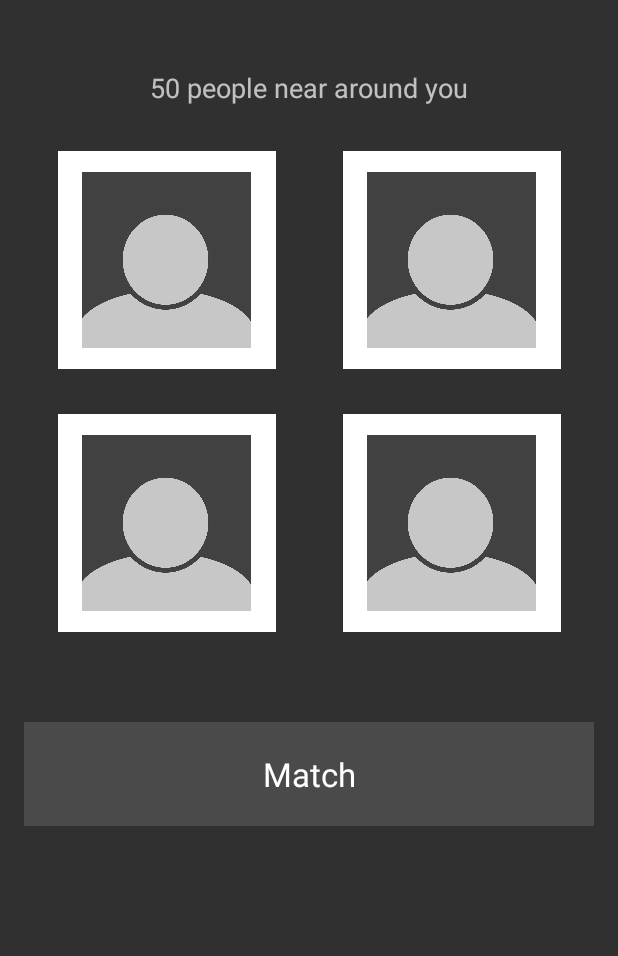
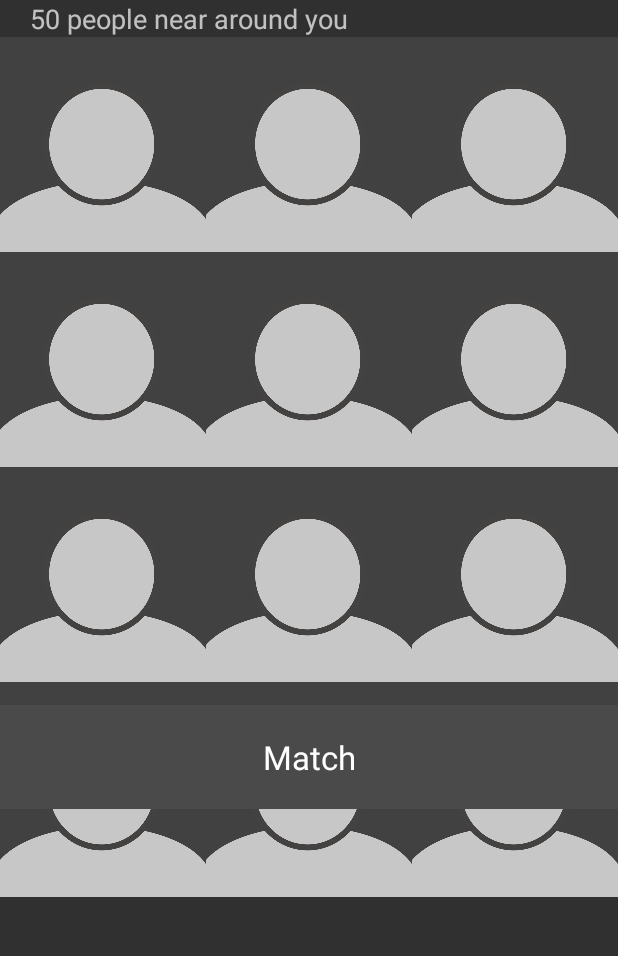
Before and after one commit to jonatn/mate, an Android app: the MatchActivity screen opened directly, with no data from a screen before it, on a phone screen of 412 x 824 dp, the part 84-1040 px from its top. Run offline under Robolectric (Android 15) with nearby library versions, the phone set to English and light mode, and no system bars.

Commit message:
//ui updates

```diff
--- a/app/src/main/java/com/android/erdem/mate/MatchActivity.java
+++ b/app/src/main/java/com/android/erdem/mate/MatchActivity.java
@@ -12,7 +12,7 @@ import android.widget.TextView;
 public class MatchActivity extends AppCompatActivity {
 
     private TextView peopleamount, match;
-    private ImageView image1, image2, image3, image4;
+    private ImageView image1, image2, image3, image4, image5, image6, image7, image8, image9, image10, image11, image12;
 
     @Override
     protected void onCreate(Bundle savedInstanceState) {
@@ -26,11 +26,19 @@ public class MatchActivity extends AppCompatActivity {
         actionBar.setIcon(R.drawable.mate_logo_white);
 
         peopleamount = (TextView)findViewById(R.id.matchactivity_people_amount_text);
-        match = (TextView)findViewById(R.id.matchactivity_match);
-        image1 = (ImageView)findViewById(R.id.matchactivity_profile_image1);
-        image2 = (ImageView)findViewById(R.id.matchactivity_profile_image2);
-        image3 = (ImageView)findViewById(R.id.matchactivity_profile_image3);
-        image4 = (ImageView)findViewById(R.id.matchactivity_profile_image4);
+        match = (TextView)findViewById(R.id.matchactivity_match_text);
+        image1 = (ImageView)findViewById(R.id.matchactivity_avatar_image1);
+        image2 = (ImageView)findViewById(R.id.matchactivity_avatar_image2);
+        image3 = (ImageView)findViewById(R.id.matchactivity_avatar_image3);
+        image4 = (ImageView)findViewById(R.id.matchactivity_avatar_image4);
+        image5 = (ImageView)findViewById(R.id.matchactivity_avatar_image5);
+        image6 = (ImageView)findViewById(R.id.matchactivity_avatar_image6);
+        image7 = (ImageView)findViewById(R.id.matchactivity_avatar_image7);
+        image8 = (ImageView)findViewById(R.id.matchactivity_avatar_image8);
+        image9 = (ImageView)findViewById(R.id.matchactivity_avatar_image9);
+        image10 = (ImageView)findViewById(R.id.matchactivity_avatar_image10);
+        image11 = (ImageView)findViewById(R.id.matchactivity_avatar_image11);
+        image12 = (ImageView)findViewById(R.id.matchactivity_avatar_image12);
 
         //need to add images from server also instead of empty images to here
 
--- a/app/src/main/res/layout/activity_cardgame.xml
+++ b/app/src/main/res/layout/activity_cardgame.xml
@@ -4,8 +4,6 @@
     android:layout_width="match_parent"
     android:layout_height="match_parent"
     android:paddingBottom="@dimen/activity_vertical_margin"
-    android:paddingLeft="@dimen/activity_horizontal_margin"
-    android:paddingRight="@dimen/activity_horizontal_margin"
     android:paddingTop="@dimen/activity_vertical_margin"
     tools:context="com.android.erdem.mate.CardgameActivity"
     android:orientation="vertical">
--- a/app/src/main/res/layout/activity_gpspermission.xml
+++ b/app/src/main/res/layout/activity_gpspermission.xml
@@ -4,8 +4,6 @@
     android:layout_width="match_parent"
     android:layout_height="match_parent"
     android:paddingBottom="@dimen/activity_vertical_margin"
-    android:paddingLeft="@dimen/activity_horizontal_margin"
-    android:paddingRight="@dimen/activity_horizontal_margin"
     android:paddingTop="@dimen/activity_vertical_margin"
     android:background="#333333"
     tools:context="com.android.erdem.mate.GPSPermission"
@@ -33,7 +31,7 @@
         android:background="#333333" />
 
     <TextView
-        android:layout_width="349dp"
+        android:layout_width="match_parent"
         android:layout_height="wrap_content"
         android:textAppearance="?android:attr/textAppearanceLarge"
         android:layout_marginTop="50dp"
@@ -63,6 +61,8 @@
             android:layout_alignParentBottom="true"
             android:layout_alignParentRight="true"
             android:layout_alignParentEnd="true"
+            android:paddingRight="16dp"
+            android:paddingBottom="16dp"
             android:background="#333333"
             android:textColor="#ffffff"/>
     </RelativeLayout>
--- a/app/src/main/res/layout/activity_initial.xml
+++ b/app/src/main/res/layout/activity_initial.xml
@@ -5,8 +5,6 @@
     android:layout_height="match_parent"
     xmlns:app="http://schemas.android.com/apk/res-auto"
     android:paddingBottom="@dimen/activity_vertical_margin"
-    android:paddingLeft="@dimen/activity_horizontal_margin"
-    android:paddingRight="@dimen/activity_horizontal_margin"
     android:paddingTop="@dimen/activity_vertical_margin"
     app:theme="@style/InitialTheme"
     tools:context="com.android.erdem.mate.InitialActivity"
@@ -26,7 +24,7 @@
         android:cropToPadding="false" />
 
     <TextView
-        android:layout_width="349dp"
+        android:layout_width="match_parent"
         android:layout_height="wrap_content"
         android:textAppearance="?android:attr/textAppearanceLarge"
         android:layout_marginTop="150dp"
@@ -50,7 +48,7 @@
         android:id="@+id/initial_alreadyhaveaccount"
         android:layout_gravity="center_horizontal" />
     <TextView
-        android:layout_width="349dp"
+        android:layout_width="match_parent"
         android:layout_height="wrap_content"
         android:textAppearance="?android:attr/textAppearanceLarge"
         android:layout_marginTop="10dp"
--- a/app/src/main/res/layout/activity_login_screen.xml
+++ b/app/src/main/res/layout/activity_login_screen.xml
@@ -4,8 +4,6 @@
     android:layout_width="match_parent"
     android:layout_height="match_parent"
     android:paddingBottom="@dimen/activity_vertical_margin"
-    android:paddingLeft="@dimen/activity_horizontal_margin"
-    android:paddingRight="@dimen/activity_horizontal_margin"
     android:paddingTop="@dimen/activity_vertical_margin"
     android:background="#333333"
     tools:context="com.android.erdem.mate.LoginScreenActivity"
@@ -83,7 +81,7 @@
         android:layout_gravity="center_horizontal" />
 
     <TextView
-        android:layout_width="349dp"
+        android:layout_width="match_parent"
         android:layout_height="wrap_content"
         android:textAppearance="?android:attr/textAppearanceLarge"
         android:layout_marginTop="50dp"
--- a/app/src/main/res/layout/activity_match.xml
+++ b/app/src/main/res/layout/activity_match.xml
@@ -1,20 +1,19 @@
 <?xml version="1.0" encoding="utf-8"?>
-<TableLayout xmlns:android="http://schemas.android.com/apk/res/android"
+<FrameLayout xmlns:android="http://schemas.android.com/apk/res/android"
     xmlns:tools="http://schemas.android.com/tools"
     android:layout_width="match_parent"
     android:layout_height="match_parent"
-    android:paddingBottom="@dimen/activity_vertical_margin"
-    android:paddingLeft="@dimen/activity_horizontal_margin"
-    android:paddingRight="@dimen/activity_horizontal_margin"
-    android:paddingTop="@dimen/activity_vertical_margin"
     tools:context="com.android.erdem.mate.MatchActivity"
     android:orientation="vertical">
-    <TableRow
-        android:gravity="center"
-        android:layout_marginTop="30dp">
+
+    <TableLayout
+        android:layout_width="match_parent"
+        android:layout_height="match_parent">
+    <TableRow>
         <TextView
             android:layout_width="wrap_content"
             android:layout_height="wrap_content"
+            android:paddingLeft="20dp"
             android:textAppearance="?android:attr/textAppearanceMedium"
             android:text="50 people near around you"
             android:id="@+id/matchactivity_people_amount_text" />
@@ -22,67 +21,114 @@
 
     <TableRow>
         <ImageView
-            android:layout_marginTop="20dp"
             android:layout_width="0dp"
-            android:layout_height="165dp"
-            android:src="@drawable/avatar_icon"
-            android:padding="10dp"
+            android:layout_height="match_parent"
+            android:src="@drawable/avatar"
             android:adjustViewBounds="true"
-            android:id="@+id/matchactivity_profile_image1"
+            android:id="@+id/matchactivity_avatar_image1"
             android:layout_weight="1" />
-
-        <ImageView
-            android:layout_marginTop="20dp"
-            android:layout_width="0dp"
-            android:layout_height="165dp"
-            android:src="@drawable/avatar_icon"
-            android:padding="10dp"
-            android:adjustViewBounds="true"
-            android:id="@+id/matchactivity_profile_image2"
-            android:layout_weight="1" />
-
-
-    </TableRow>
-    <TableRow
-        android:layout_marginTop="10dp">
         <ImageView
             android:layout_width="0dp"
-            android:layout_height="165dp"
-            android:src="@drawable/avatar_icon"
-            android:padding="10dp"
+            android:layout_height="match_parent"
+            android:src="@drawable/avatar"
             android:adjustViewBounds="true"
-            android:id="@+id/matchactivity_profile_image3"
+            android:id="@+id/matchactivity_avatar_image2"
             android:layout_weight="1" />
-
         <ImageView
             android:layout_width="0dp"
-            android:layout_height="165dp"
-            android:src="@drawable/avatar_icon"
-            android:padding="10dp"
+            android:layout_height="match_parent"
+            android:src="@drawable/avatar"
             android:adjustViewBounds="true"
-            android:id="@+id/matchactivity_profile_image4"
+            android:id="@+id/matchactivity_avatar_image3"
+            android:layout_weight="1" />
+    </TableRow>
+    <TableRow>
+        <ImageView
+            android:layout_width="0dp"
+            android:layout_height="match_parent"
+            android:src="@drawable/avatar"
+            android:adjustViewBounds="true"
+            android:id="@+id/matchactivity_avatar_image4"
+            android:layout_weight="1" />
+        <ImageView
+            android:layout_width="0dp"
+            android:layout_height="match_parent"
+            android:src="@drawable/avatar"
+            android:adjustViewBounds="true"
+            android:id="@+id/matchactivity_avatar_image5"
+            android:layout_weight="1" />
+        <ImageView
+            android:layout_width="0dp"
+            android:layout_height="match_parent"
+            android:src="@drawable/avatar"
+            android:adjustViewBounds="true"
+            android:id="@+id/matchactivity_avatar_image6"
+            android:layout_weight="1" />
+    </TableRow>
+    <TableRow>
+        <ImageView
+            android:layout_width="0dp"
+            android:layout_height="match_parent"
+            android:src="@drawable/avatar"
+            android:adjustViewBounds="true"
+            android:id="@+id/matchactivity_avatar_image7"
+            android:layout_weight="1" />
+        <ImageView
+            android:layout_width="0dp"
+            android:layout_height="match_parent"
+            android:src="@drawable/avatar"
+            android:adjustViewBounds="true"
+            android:id="@+id/matchactivity_avatar_image8"
+            android:layout_weight="1" />
+        <ImageView
+            android:layout_width="0dp"
+            android:layout_height="match_parent"
+            android:src="@drawable/avatar"
+            android:adjustViewBounds="true"
+            android:id="@+id/matchactivity_avatar_image9"
+            android:layout_weight="1" />
+    </TableRow>
+    <TableRow>
+        <ImageView
+            android:layout_width="0dp"
+            android:layout_height="match_parent"
+            android:src="@drawable/avatar"
+            android:adjustViewBounds="true"
+            android:id="@+id/matchactivity_avatar_image10"
+            android:layout_weight="1" />
+        <ImageView
+            android:layout_width="0dp"
+            android:layout_height="match_parent"
+            android:src="@drawable/avatar"
+            android:adjustViewBounds="true"
+            android:id="@+id/matchactivity_avatar_image11"
+            android:layout_weight="1" />
+        <ImageView
+            android:layout_width="0dp"
+            android:layout_height="match_parent"
+            android:src="@drawable/avatar"
+            android:adjustViewBounds="true"
+            android:id="@+id/matchactivity_avatar_image12"
             android:layout_weight="1" />
     </TableRow>
 
+
+    </TableLayout>
+
     <TextView
-        android:layout_width="349dp"
+        android:layout_width="match_parent"
         android:layout_height="wrap_content"
         android:textAppearance="?android:attr/textAppearanceLarge"
-        android:layout_marginTop="50dp"
         android:text="Match"
+        android:layout_marginTop="470dp"
         android:paddingTop="20dp"
         android:paddingBottom="20dp"
         android:background="#4a4a4a"
         android:ems="11"
-        android:id="@+id/matchactivity_match"
+        android:id="@+id/matchactivity_match_text"
         android:layout_gravity="center_horizontal"
         android:elegantTextHeight="false"
         android:textAlignment="center" />
 
 
-
-
-
-
-
-</TableLayout>
+</FrameLayout>
--- a/app/src/main/res/layout/activity_match_select.xml
+++ b/app/src/main/res/layout/activity_match_select.xml
@@ -4,8 +4,6 @@
     android:layout_width="match_parent"
     android:layout_height="match_parent"
     android:paddingBottom="@dimen/activity_vertical_margin"
-    android:paddingLeft="@dimen/activity_horizontal_margin"
-    android:paddingRight="@dimen/activity_horizontal_margin"
     android:paddingTop="@dimen/activity_vertical_margin"
     android:background="#333333"
     tools:context="com.android.erdem.mate.MatchSelectActivity"
@@ -22,7 +20,7 @@
         android:layout_gravity="center_horizontal" />
 
     <TextView
-        android:layout_width="349dp"
+        android:layout_width="match_parent"
         android:layout_height="wrap_content"
         android:textAppearance="?android:attr/textAppearanceLarge"
         android:layout_marginTop="50dp"
@@ -37,7 +35,7 @@
         android:textAlignment="center" />
 
     <TextView
-        android:layout_width="349dp"
+        android:layout_width="match_parent"
         android:layout_height="wrap_content"
         android:textAppearance="?android:attr/textAppearanceLarge"
         android:layout_marginTop="30dp"
@@ -52,7 +50,7 @@
         android:textAlignment="center" />
 
     <TextView
-        android:layout_width="349dp"
+        android:layout_width="match_parent"
         android:layout_height="wrap_content"
         android:textAppearance="?android:attr/textAppearanceLarge"
         android:layout_marginTop="30dp"
--- a/app/src/main/res/layout/activity_profile_picture.xml
+++ b/app/src/main/res/layout/activity_profile_picture.xml
@@ -12,10 +12,9 @@
     android:orientation="vertical">
 
     <ImageView
-
-        android:layout_width="302dp"
-        android:layout_height="315dp"
-        android:layout_marginTop="0dp"
+        android:layout_marginTop="40dp"
+        android:layout_width="220dp"
+        android:layout_height="229dp"
         android:id="@+id/profilepicture_picture"
         android:src="@drawable/avatar"
         android:adjustViewBounds="true"
@@ -25,7 +24,7 @@
         android:layout_width="wrap_content"
         android:layout_height="wrap_content"
         android:layout_gravity="center_horizontal"
-        android:layout_marginTop="70dp"
+        android:layout_marginTop="100dp"
         android:textColor="#c8c8c8"
         android:textAppearance="?android:attr/textAppearanceLarge"
         android:text="Take a profile picture"
--- a/app/src/main/res/layout/activity_register.xml
+++ b/app/src/main/res/layout/activity_register.xml
@@ -5,8 +5,6 @@
     android:layout_height="match_parent"
     style="@style/DefaultTheme"
     android:paddingBottom="@dimen/activity_vertical_margin"
-    android:paddingLeft="@dimen/activity_horizontal_margin"
-    android:paddingRight="@dimen/activity_horizontal_margin"
     android:paddingTop="@dimen/activity_vertical_margin"
     android:background="#333333"
     tools:context="com.android.erdem.mate.RegisterActivity"
@@ -92,7 +90,7 @@
         android:paddingLeft="25dp"/>
 
     <TextView
-        android:layout_width="349dp"
+        android:layout_width="match_parent"
         android:layout_height="wrap_content"
         android:textAppearance="?android:attr/textAppearanceLarge"
         android:layout_marginTop="50dp"
```
